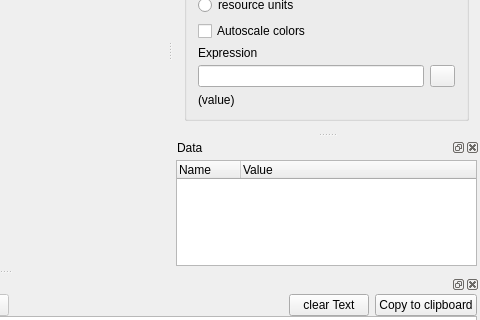
edfm-tum/iland-model, file src/iland/mainwindow.ui: the form before one commit; both pictures show x 476 to 956 and y 218 to 538 of the 956 by 748 pixel window.
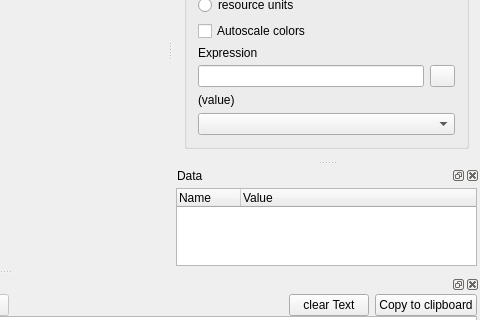
The form after the commit. Icons and pictures are not drawn. Custom widgets are drawn as their Qt base class.

Commit message: added a species-selection drop down box for GUI visualization.

The edit to the form file:
```diff
--- a/src/iland/mainwindow.ui
+++ b/src/iland/mainwindow.ui
@@ -726,6 +726,9 @@
           </property>
          </widget>
         </item>
+        <item row="11" column="0" colspan="3">
+         <widget class="QComboBox" name="speciesFilterBox"/>
+        </item>
        </layout>
       </widget>
      </item>
```
The commit also changes 6 other files.
